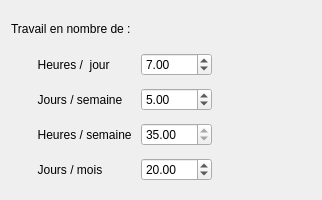
Qt form src/gui/widgets/userdailyhourswidget.ui (FACT-Team/FactDev) before a commit.
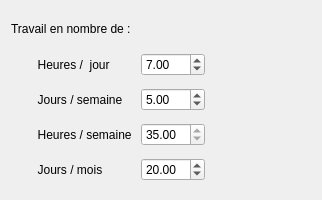
The same form after that commit.

The edit to the form file:
```diff
--- a/src/gui/widgets/userdailyhourswidget.ui
+++ b/src/gui/widgets/userdailyhourswidget.ui
@@ -100,7 +100,7 @@
    <item row="7" column="1" colspan="2">
     <widget class="QDoubleSpinBox" name="sbMonthlyDays">
      <property name="maximum">
-      <double>5208.000000000000000</double>
+      <double>31.000000000000000</double>
      </property>
      <property name="value">
       <double>20.000000000000000</double>
```
